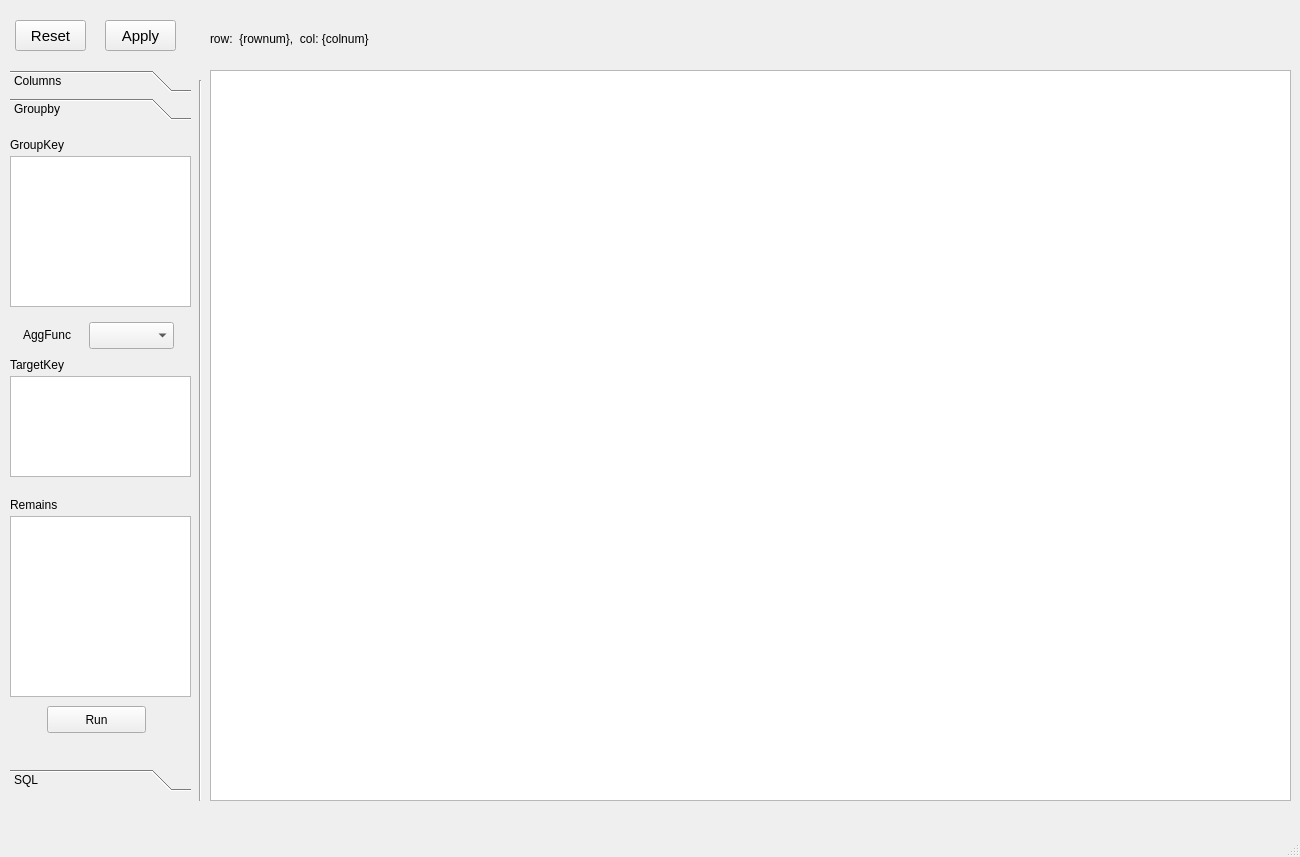
First picture: the form in unipy/gui/unipyFrame.ui, repository fagan2888/unipy, before the edit.
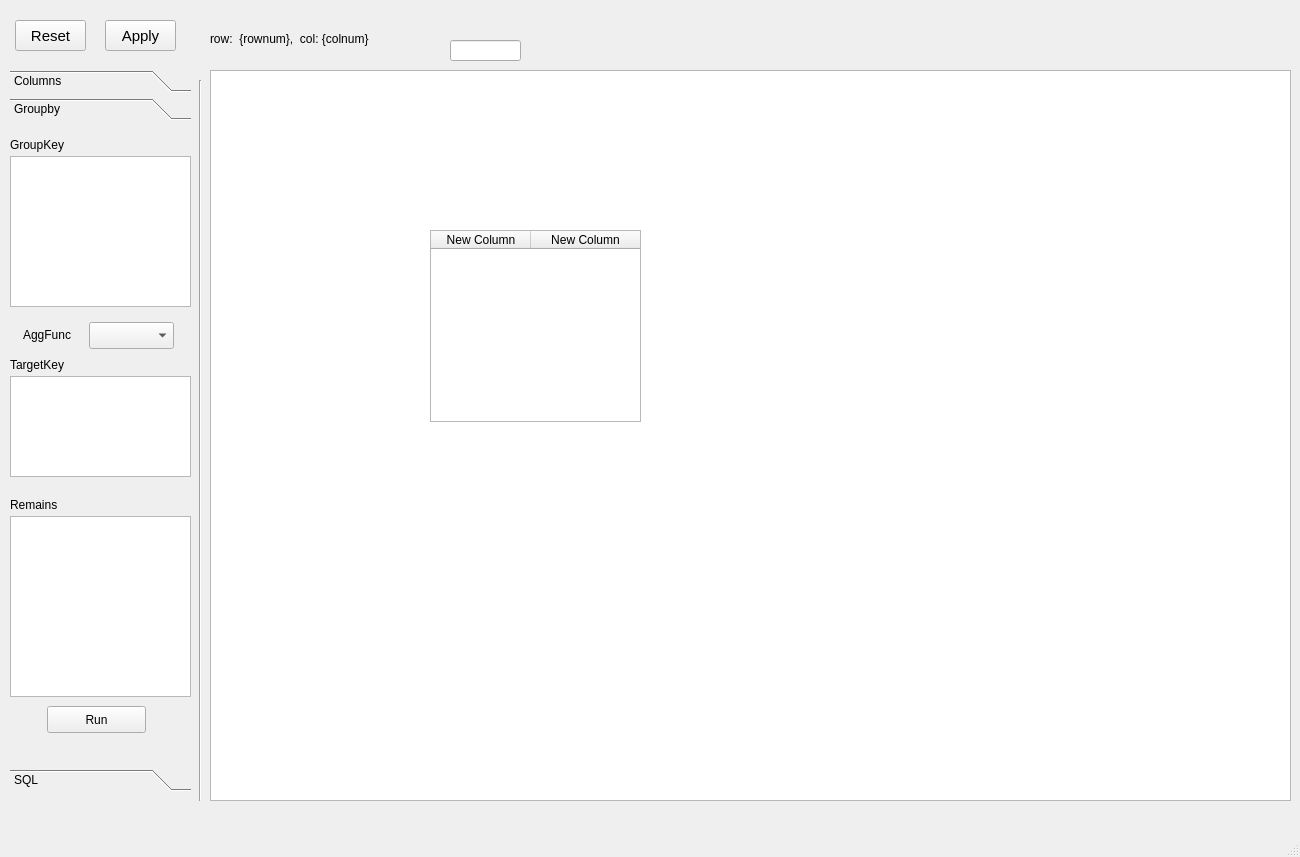
Second picture: the form after the edit. The open tabs and pages were chosen to show the change.

What changed in the file:
```diff
--- a/unipy/gui/unipyFrame.ui
+++ b/unipy/gui/unipyFrame.ui
@@ -439,6 +439,45 @@
      <string>Reset</string>
     </property>
    </widget>
+   <widget class="QTableWidget" name="tableWidget">
+    <property name="geometry">
+     <rect>
+      <x>430</x>
+      <y>230</y>
+      <width>211</width>
+      <height>192</height>
+     </rect>
+    </property>
+    <attribute name="horizontalHeaderCascadingSectionResizes">
+     <bool>true</bool>
+    </attribute>
+    <attribute name="horizontalHeaderShowSortIndicator" stdset="0">
+     <bool>true</bool>
+    </attribute>
+    <attribute name="horizontalHeaderStretchLastSection">
+     <bool>true</bool>
+    </attribute>
+    <column>
+     <property name="text">
+      <string>New Column</string>
+     </property>
+    </column>
+    <column>
+     <property name="text">
+      <string>New Column</string>
+     </property>
+    </column>
+   </widget>
+   <widget class="QLineEdit" name="lineEdit">
+    <property name="geometry">
+     <rect>
+      <x>450</x>
+      <y>40</y>
+      <width>71</width>
+      <height>21</height>
+     </rect>
+    </property>
+   </widget>
   </widget>
   <widget class="QMenuBar" name="menubar">
    <property name="geometry">
```
Left out of the diff: 2 changed lines with no effect on the pictures.
